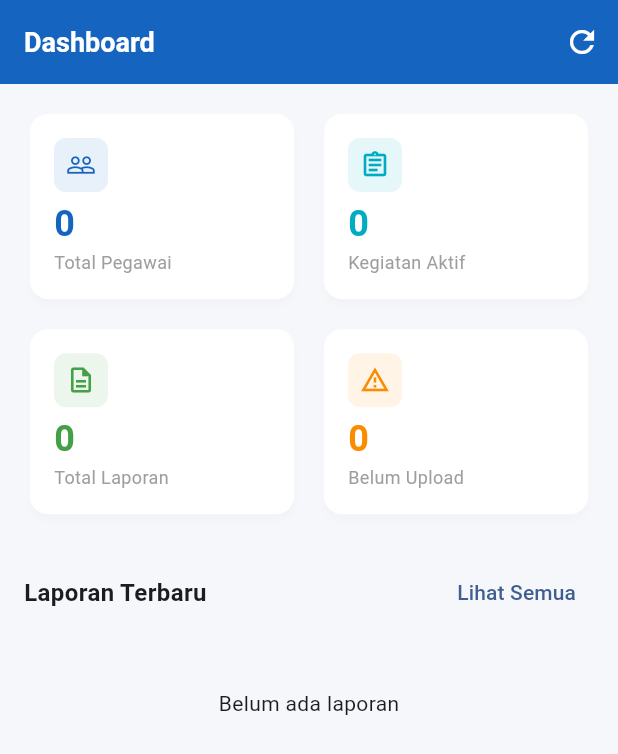
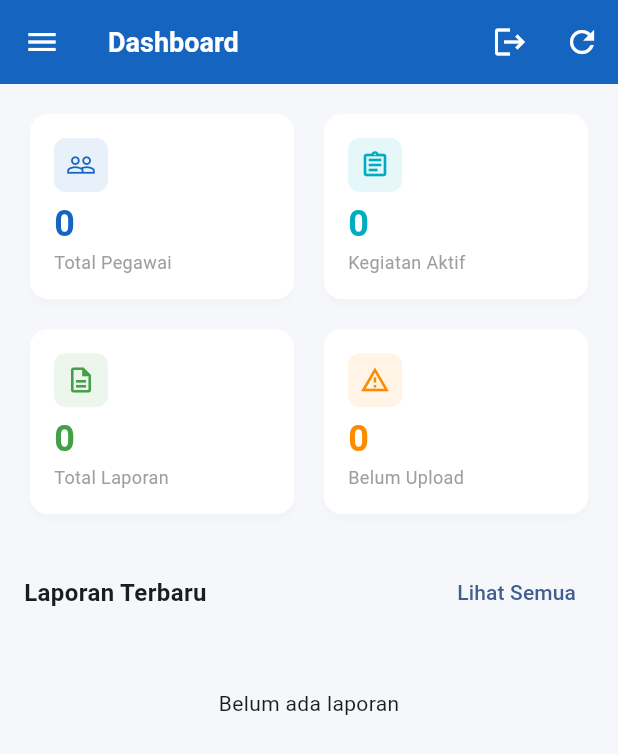
Before and after one commit to paber26/pantau_pegawai_v2, a Flutter app: the AdminDashboardScreen screen opened by its route, on a phone screen of 412 x 824 dp. Shown: the top 754 px of the screen. Run offline on Flutter 3.47's test engine with Material 3 defaults, Android fonts, the phone set to English and light mode, and no system bars; our stand-ins replace flutter_riverpod, go_router, image_picker, riverpod_annotation, supabase_flutter; accounts and stored records are empty; generated files the repository leaves out were written again.

Commit message:
fix: tambah hamburger menu dan tombol logout di mode mobile admin
- Tambah GlobalKey adminScaffoldKey di AdminScaffold untuk akses drawer
- Tambah widget AdminMenuButton dan AdminLogoutButton yang hanya muncul
  di mode mobile (width < 800px)
- Update AppBar di: dashboard, pegawai, kegiatan, laporan, dokumentasi
  untuk menampilkan hamburger button (buka drawer) dan tombol logout
- Drawer sidebar tetap berisi semua menu navigasi + tombol logout

````diff
--- a/lib/features/dashboard/presentation/admin_dashboard_screen.dart
+++ b/lib/features/dashboard/presentation/admin_dashboard_screen.dart
@@ -4,6 +4,7 @@ import 'package:go_router/go_router.dart';
 
 import '../../../core/constants/app_colors.dart';
 import '../../../core/utils/date_utils.dart';
+import '../../../shared/widgets/admin_scaffold.dart';
 import '../../../shared/widgets/stat_card.dart';
 import '../../laporan/domain/laporan_model.dart';
 import 'dashboard_provider.dart';
@@ -19,7 +20,9 @@ class AdminDashboardScreen extends ConsumerWidget {
     return Scaffold(
       appBar: AppBar(
         title: const Text('Dashboard'),
+        leading: const AdminMenuButton(),
         actions: [
+          const AdminLogoutButton(),
           IconButton(
             icon: const Icon(Icons.refresh),
             onPressed: () => ref.invalidate(dashboardStatsProvider),
@@ -112,8 +115,7 @@ class AdminDashboardScreen extends ConsumerWidget {
                         shrinkWrap: true,
                         physics: const NeverScrollableScrollPhysics(),
                         itemCount: list.length,
-                        separatorBuilder: (_, __) =>
-                            const SizedBox(height: 8),
+                        separatorBuilder: (_, __) => const SizedBox(height: 8),
                         itemBuilder: (context, index) =>
                             _RecentLaporanCard(laporan: list[index]),
                       ),
--- a/lib/features/dokumentasi/presentation/admin_dokumentasi_screen.dart
+++ b/lib/features/dokumentasi/presentation/admin_dokumentasi_screen.dart
@@ -5,6 +5,7 @@ import 'package:url_launcher/url_launcher.dart';
 
 import '../../../core/constants/app_colors.dart';
 import '../../../core/utils/date_utils.dart';
+import '../../../shared/widgets/admin_scaffold.dart';
 import '../../../shared/widgets/error_display.dart';
 import '../../../shared/widgets/loading_shimmer.dart';
 import '../domain/dokumentasi_model.dart';
@@ -21,7 +22,9 @@ class AdminDokumentasiScreen extends ConsumerWidget {
       backgroundColor: AppColors.background,
       appBar: AppBar(
         title: const Text('Dokumentasi Harian'),
+        leading: const AdminMenuButton(),
         actions: [
+          const AdminLogoutButton(),
           IconButton(
             icon: const Icon(Icons.filter_list),
             onPressed: () => _showFilterSheet(context, ref),
--- a/lib/features/kegiatan/presentation/kegiatan_list_screen.dart
+++ b/lib/features/kegiatan/presentation/kegiatan_list_screen.dart
@@ -5,6 +5,7 @@ import 'package:go_router/go_router.dart';
 import '../../../core/constants/app_colors.dart';
 import '../../../core/constants/app_strings.dart';
 import '../../../core/utils/date_utils.dart';
+import '../../../shared/widgets/admin_scaffold.dart';
 import '../../../shared/widgets/confirm_dialog.dart';
 import '../../../shared/widgets/error_display.dart';
 import '../../../shared/widgets/loading_shimmer.dart';
@@ -27,7 +28,9 @@ class KegiatanListScreen extends ConsumerWidget {
       backgroundColor: AppColors.background,
       appBar: AppBar(
         title: Text(isAdmin ? AppStrings.kegiatan : 'Tugas Saya'),
+        leading: isAdmin ? const AdminMenuButton() : null,
         actions: [
+          if (isAdmin) const AdminLogoutButton(),
           if (isAdmin)
             IconButton(
               icon: const Icon(Icons.refresh),
--- a/lib/features/laporan/presentation/laporan_list_screen.dart
+++ b/lib/features/laporan/presentation/laporan_list_screen.dart
@@ -5,6 +5,7 @@ import 'package:go_router/go_router.dart';
 import '../../../core/constants/app_colors.dart';
 import '../../../core/constants/app_strings.dart';
 import '../../../core/utils/date_utils.dart';
+import '../../../shared/widgets/admin_scaffold.dart';
 import '../../../shared/widgets/error_display.dart';
 import '../../../shared/widgets/loading_shimmer.dart';
 import '../domain/laporan_model.dart';
@@ -25,8 +26,10 @@ class LaporanListScreen extends ConsumerWidget {
       backgroundColor: AppColors.background,
       appBar: AppBar(
         title: Text(isAdmin ? AppStrings.laporan : 'Riwayat Laporan'),
+        leading: isAdmin ? const AdminMenuButton() : null,
         actions: [
           if (isAdmin) ...[
+            const AdminLogoutButton(),
             IconButton(
               icon: const Icon(Icons.filter_list),
               onPressed: () => _showFilterSheet(context, ref),
--- a/lib/features/pegawai/presentation/pegawai_list_screen.dart
+++ b/lib/features/pegawai/presentation/pegawai_list_screen.dart
@@ -4,6 +4,7 @@ import 'package:go_router/go_router.dart';
 
 import '../../../core/constants/app_colors.dart';
 import '../../../core/constants/app_strings.dart';
+import '../../../shared/widgets/admin_scaffold.dart';
 import '../../../shared/widgets/confirm_dialog.dart';
 import '../../../shared/widgets/error_display.dart';
 import '../../../shared/widgets/loading_shimmer.dart';
@@ -20,7 +21,9 @@ class PegawaiListScreen extends ConsumerWidget {
     return Scaffold(
       appBar: AppBar(
         title: const Text(AppStrings.pegawai),
+        leading: const AdminMenuButton(),
         actions: [
+          const AdminLogoutButton(),
           IconButton(
             icon: const Icon(Icons.refresh),
             onPressed: () =>
--- a/lib/shared/widgets/admin_scaffold.dart
+++ b/lib/shared/widgets/admin_scaffold.dart
@@ -4,6 +4,9 @@ import 'package:go_router/go_router.dart';
 
 import '../../core/constants/app_colors.dart';
 import '../../features/auth/presentation/auth_provider.dart';
+
+// GlobalKey untuk mengakses drawer dari mana saja di admin area
+final adminScaffoldKey = GlobalKey<ScaffoldState>();
 
 class AdminScaffold extends ConsumerWidget {
   final Widget child;
@@ -34,12 +37,10 @@ class _WideLayout extends ConsumerWidget {
     return Scaffold(
       body: Row(
         children: [
-          // Sidebar
           SizedBox(
             width: 240,
             child: _AdminSidebar(currentLocation: location),
           ),
-          // Content
           Expanded(child: child),
         ],
       ),
@@ -54,11 +55,12 @@ class _NarrowLayout extends ConsumerWidget {
 
   @override
   Widget build(BuildContext context, WidgetRef ref) {
+    final location = GoRouterState.of(context).matchedLocation;
+
     return Scaffold(
+      key: adminScaffoldKey,
       drawer: Drawer(
-        child: _AdminSidebar(
-          currentLocation: GoRouterState.of(context).matchedLocation,
-        ),
+        child: _AdminSidebar(currentLocation: location),
       ),
       body: child,
     );
@@ -206,9 +208,61 @@ class _NavItem extends StatelessWidget {
             fontWeight: isActive ? FontWeight.w600 : FontWeight.normal,
           ),
         ),
-        onTap: () => context.go(route),
+        onTap: () {
+          // Tutup drawer dulu jika terbuka (mode mobile)
+          Navigator.of(context).pop();
+          context.go(route);
+        },
         dense: true,
       ),
     );
   }
 }
+
+/// Mixin/helper untuk menambahkan hamburger button dan logout di AppBar admin
+/// saat mode mobile. Gunakan di setiap screen admin.
+///
+/// Contoh penggunaan:
+/// ```dart
+/// appBar: AppBar(
+///   title: const Text('Dashboard'),
+///   leading: AdminMenuButton(),
+///   actions: [
+///     AdminLogoutButton(),
+///     IconButton(icon: Icon(Icons.refresh), onPressed: ...),
+///   ],
+/// ),
+/// ```
+class AdminMenuButton extends ConsumerWidget {
+  const AdminMenuButton({super.key});
+
+  @override
+  Widget build(BuildContext context, WidgetRef ref) {
+    final isWide = MediaQuery.of(context).size.width >= 800;
+    if (isWide) return const SizedBox.shrink();
+
+    return IconButton(
+      icon: const Icon(Icons.menu),
+      onPressed: () => adminScaffoldKey.currentState?.openDrawer(),
+    );
+  }
+}
+
+class AdminLogoutButton extends ConsumerWidget {
+  const AdminLogoutButton({super.key});
+
+  @override
+  Widget build(BuildContext context, WidgetRef ref) {
+    final isWide = MediaQuery.of(context).size.width >= 800;
+    if (isWide) return const SizedBox.shrink();
+
+    return IconButton(
+      icon: const Icon(Icons.logout),
+      tooltip: 'Keluar',
+      onPressed: () async {
+        await ref.read(authNotifierProvider.notifier).logout();
+        if (context.mounted) context.go('/login');
+      },
+    );
+  }
+}
````
